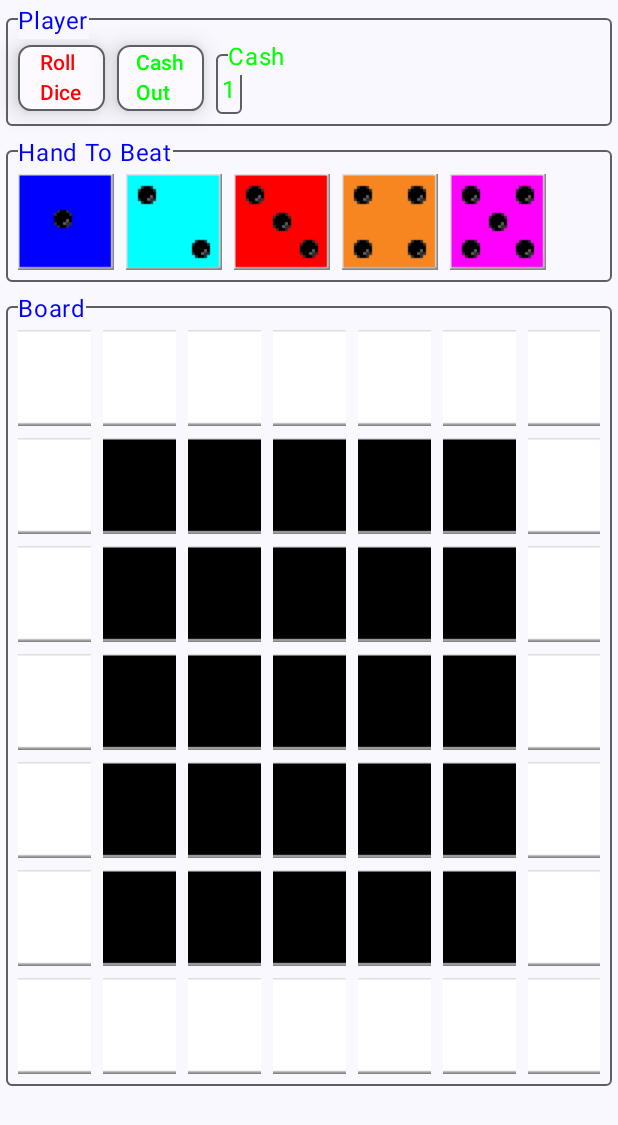
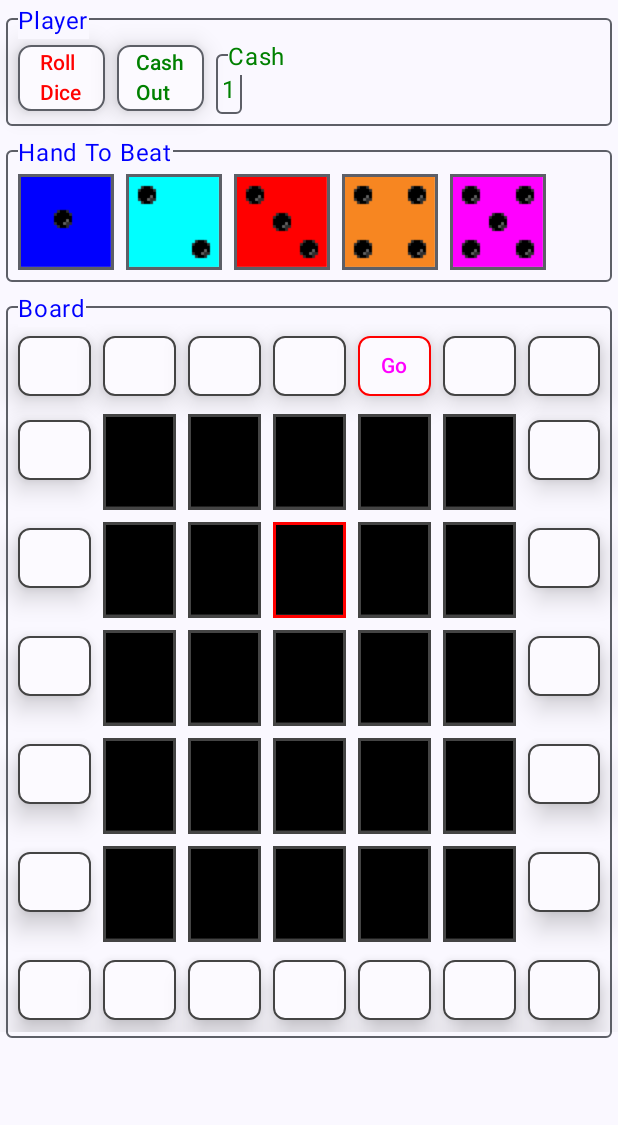
Before and after one commit to pstorli/PokerDice, an Android app built with Jetpack Compose: the screen it shows after launch (MainActivity), after a tap on "Roll Dice", on a phone screen of 412 x 824 dp. Shown: the top 1125 px of the screen. Run offline under Robolectric (Android 15) with nearby library versions, the phone set to English and light mode, and no system bars.

Commit message:
Added text, textColor and borderColor properties

```diff
--- a/app/src/main/java/com/pstorli/pokerdice/ui/composeables/Board.kt
+++ b/app/src/main/java/com/pstorli/pokerdice/ui/composeables/Board.kt
@@ -7,8 +7,10 @@ import androidx.compose.ui.platform.LocalContext
 import androidx.compose.ui.res.stringResource
 import com.pstorli.pokerdice.R
 import com.pstorli.pokerdice.model.PokerViewModel
+import com.pstorli.pokerdice.ui.viewmodel.PokerEvent
 import com.pstorli.pokerdice.util.Consts
 import com.pstorli.pokerdice.util.Consts.BOARD_SIZE
+import com.pstorli.pokerdice.util.Consts.debug
 import com.pstorli.pokerdice.util.Consts.isEdgeSquare
 
 @Composable
@@ -20,14 +22,30 @@ fun Board (pokerViewModel: PokerViewModel) {
     ) {
         LazyVerticalGrid(columns = GridCells.Fixed(BOARD_SIZE)) {
             items(pokerViewModel.board.value.size) { index ->
-                // Get the dice associated with this square.
-                val dice  = pokerViewModel.board.value.get(index)
+                // Treat edge squares differently than dice squares.
+                if (isEdgeSquare (index)) {
+                    // Color will be either edge color or dice color?
+                    val color = Consts.color(Consts.COLOR_EDGE_NAME, LocalContext.current)
 
-                // Color will be either edge color or dice color?
-                val color = if (isEdgeSquare (index)) Consts.color(Consts.COLOR_EDGE_NAME, LocalContext.current) else pokerViewModel.getColor(dice)
+                    // Use PokerButton for edge squares.
+                    PokerButton(
+                        name        = pokerViewModel.getText (index),
+                        textColor   = pokerViewModel.getTextColor (index),
+                        borderColor = pokerViewModel.getBorderColor (index),
+                        onClick     = {
+                            debug ("They clicked on the edge $index.")
 
-                // Now create the dice.
-                createDice(dice, color, pokerViewModel)
+                            // They clicked the button on a board square.
+                            pokerViewModel.onEvent(PokerEvent.BoardClickEvent (index))
+                        })
+                }
+                else {
+                    // Get the dice associated with this square.
+                    val dice = pokerViewModel.board.value.get(index)
+
+                    // Now create the dice.
+                    createDice(dice, pokerViewModel.getColor(dice), pokerViewModel.getBorderColor (index))
+                }
             }
         }
     }
--- a/app/src/main/java/com/pstorli/pokerdice/ui/composeables/Misc.kt
+++ b/app/src/main/java/com/pstorli/pokerdice/ui/composeables/Dice.kt
@@ -1,11 +1,15 @@
 package com.pstorli.pokerdice.ui.composeables
 
+import androidx.compose.foundation.BorderStroke
 import androidx.compose.foundation.Image
 import androidx.compose.foundation.background
+import androidx.compose.foundation.border
 import androidx.compose.foundation.layout.padding
+import androidx.compose.material3.MaterialTheme
 import androidx.compose.runtime.Composable
 import androidx.compose.ui.Modifier
 import androidx.compose.ui.graphics.Color
+import androidx.compose.ui.graphics.RectangleShape
 import androidx.compose.ui.layout.ContentScale
 import androidx.compose.ui.res.painterResource
 import androidx.compose.ui.res.stringResource
@@ -14,6 +18,7 @@ import com.pstorli.pokerdice.R
 import com.pstorli.pokerdice.domain.model.Dice
 import com.pstorli.pokerdice.model.PokerViewModel
 import com.pstorli.pokerdice.resId
+import com.pstorli.pokerdice.util.Consts.BORDER_DEFAULT_WIDTH_VAL
 import com.pstorli.pokerdice.util.Consts.DICE_FIVE
 import com.pstorli.pokerdice.util.Consts.DICE_FOUR
 import com.pstorli.pokerdice.util.Consts.DICE_ONE
@@ -32,13 +37,13 @@ import com.pstorli.pokerdice.util.Consts.DICE_ZERO
 @Composable
 fun createDice (num: Int, pokerViewModel: PokerViewModel) {
     when (num) {
-        DICE_ZERO   -> createDice (Dice.Zero,   pokerViewModel.getColor(Dice.Zero),     pokerViewModel)
-        DICE_ONE    -> createDice (Dice.One,    pokerViewModel.getColor(Dice.One),      pokerViewModel)
-        DICE_TWO    -> createDice (Dice.Two,    pokerViewModel.getColor(Dice.Two),      pokerViewModel)
-        DICE_THREE  -> createDice (Dice.Three,  pokerViewModel.getColor(Dice.Three),    pokerViewModel)
-        DICE_FOUR   -> createDice (Dice.Four,   pokerViewModel.getColor(Dice.Four),     pokerViewModel)
-        DICE_FIVE   -> createDice (Dice.Five,   pokerViewModel.getColor(Dice.Five),     pokerViewModel)
-        DICE_SIX    -> createDice (Dice.Six,    pokerViewModel.getColor(Dice.Six),      pokerViewModel)
+        DICE_ZERO   -> createDice (Dice.Zero,   pokerViewModel.getColor(Dice.Zero))
+        DICE_ONE    -> createDice (Dice.One,    pokerViewModel.getColor(Dice.One))
+        DICE_TWO    -> createDice (Dice.Two,    pokerViewModel.getColor(Dice.Two))
+        DICE_THREE  -> createDice (Dice.Three,  pokerViewModel.getColor(Dice.Three))
+        DICE_FOUR   -> createDice (Dice.Four,   pokerViewModel.getColor(Dice.Four))
+        DICE_FIVE   -> createDice (Dice.Five,   pokerViewModel.getColor(Dice.Five))
+        DICE_SIX    -> createDice (Dice.Six,    pokerViewModel.getColor(Dice.Six))
     }
 }
 
@@ -46,11 +51,14 @@ fun createDice (num: Int, pokerViewModel: PokerViewModel) {
  * Create a dice image.
  */
 @Composable
-fun createDice (dice: Dice, color: Color, pokerViewModel: PokerViewModel) {
+fun createDice (dice: Dice, backColor: Color, borderColor: Color=MaterialTheme.colorScheme.outline) {
     Image (
         painterResource(dice.resId()),
         contentDescription  = stringResource(R.string.dice_image, dice.name),
         contentScale        = ContentScale.Crop,
-        modifier            = Modifier.padding(4.dp).background(color)
+        modifier            = Modifier.padding(4.dp).background(backColor).border (
+            BorderStroke(BORDER_DEFAULT_WIDTH_VAL, borderColor),
+            RectangleShape
+        )
     )
 }
--- a/app/src/main/java/com/pstorli/pokerdice/ui/composeables/HandToBeat.kt
+++ b/app/src/main/java/com/pstorli/pokerdice/ui/composeables/HandToBeat.kt
@@ -16,7 +16,7 @@ fun HandToBeat (pokerViewModel: PokerViewModel) {
     ) {
         // Loop thru hand to beat.
         for (dice in pokerViewModel.handToBeat.value) {
-            createDice (dice, pokerViewModel.getColor(dice), pokerViewModel)
+            createDice (dice, pokerViewModel.getColor(dice))
         }
     }
 }
--- a/app/src/main/java/com/pstorli/pokerdice/ui/composeables/PlayerRow.kt
+++ b/app/src/main/java/com/pstorli/pokerdice/ui/composeables/PlayerRow.kt
@@ -19,9 +19,9 @@ fun PlayerRow (pokerViewModel: PokerViewModel) {
     ) {
         // Roll Dice
         PokerButton(
-            LocalContext.current.resources.getString(R.string.roll_dice),
-            Consts.color(Consts.COLOR_ROLL_DICE_NAME, LocalContext.current),
-            {
+            name        = LocalContext.current.resources.getString(R.string.roll_dice),
+            textColor   = Consts.color(Consts.COLOR_ROLL_DICE_NAME, LocalContext.current),
+            onClick     = {
                 "Roll dice pressed.".debug()
 
                 // They clicked the button.
@@ -30,9 +30,9 @@ fun PlayerRow (pokerViewModel: PokerViewModel) {
 
         // Cash Out
         PokerButton(
-            LocalContext.current.resources.getString(R.string.cash_out),
-            Consts.color(Consts.COLOR_CASH_OUT_NAME, LocalContext.current),
-            {
+            name        = LocalContext.current.resources.getString(R.string.cash_out),
+            textColor   = Consts.color(Consts.COLOR_CASH_OUT_NAME, LocalContext.current),
+            onClick     = {
                 "Cash out pressed.".debug()
 
                 // They clicked the button.
--- a/app/src/main/java/com/pstorli/pokerdice/ui/composeables/PokerButton.kt
+++ b/app/src/main/java/com/pstorli/pokerdice/ui/composeables/PokerButton.kt
@@ -15,14 +15,14 @@ import androidx.compose.ui.unit.dp
 import com.pstorli.pokerdice.util.Consts
 @Composable
 @Suppress("UNUSED_PARAMETER")
-fun PokerButton (name: String, color: Color, onClick: () -> Unit, modifier: Modifier = Modifier) {
+fun PokerButton (name: String, textColor: Color, borderColor: Color=MaterialTheme.colorScheme.outline, onClick: () -> Unit) {
 
     OutlinedButton(
         onClick = {
             // Do that click thing.
             onClick.invoke()
         },
-        border = BorderStroke(1.dp, MaterialTheme.colorScheme.outline),
+        border = BorderStroke(1.dp, borderColor),
         colors = ButtonDefaults.outlinedButtonColors(contentColor = MaterialTheme.colorScheme.primary, containerColor = MaterialTheme.colorScheme.inverseOnSurface),
         elevation =  ButtonDefaults.buttonElevation(
             defaultElevation  = Consts.DEFAULT_ELEVATION_VAL,
@@ -34,6 +34,6 @@ fun PokerButton (name: String, color: Color, onClick: () -> Unit, modifier: Modi
         contentPadding  = PaddingValues(2.dp)
     )
     {
-        Text(text = name, color = color)
+        Text(text = name, color = textColor)
     }
 }
--- a/app/src/main/java/com/pstorli/pokerdice/ui/theme/Color.kt
+++ b/app/src/main/java/com/pstorli/pokerdice/ui/theme/Color.kt
@@ -11,24 +11,25 @@ val PurpleGrey40            = Color(0xFF625b71)
 val Pink40                  = Color(0xFF7D5260)
 
 // Custom colors.
+val DarkGreen               = Color(0xFF008000)
 val Orange                  = Color(0xFFF78621)
 val Pink                    = Color(0xFFFF00FF)
 val Silver                  = Color(0xFFC0C0C0)
-val White_Pale              = Color(0xFFDFDFDF)
+val PaleWhite               = Color(0xFFDFDFDF)
 
 // Named colors.
-val COLOR_DK_BACK           = White_Pale
-var COLOR_DK_BET_BORDER     = Color.Green
+val COLOR_DK_BACK           = PaleWhite
+var COLOR_DK_BET_BORDER     = DarkGreen
 var COLOR_DK_BORDER         = Color.DarkGray
-var COLOR_DK_CASH           = Color.Green
-var COLOR_DK_CASH_OUT       = Color.Green
+var COLOR_DK_CASH           = DarkGreen
+var COLOR_DK_CASH_OUT       = DarkGreen
 var COLOR_DK_EDGE           = Color.Black
 
-val COLOR_LT_BACK           = White_Pale
-var COLOR_LT_BET_BORDER     = Color.Green
+val COLOR_LT_BACK           = PaleWhite
+var COLOR_LT_BET_BORDER     = DarkGreen
 var COLOR_LT_BORDER         = Color.DarkGray
-var COLOR_LT_CASH           = Color.Green
-var COLOR_LT_CASH_OUT       = Color.Green
+var COLOR_LT_CASH           = DarkGreen
+var COLOR_LT_CASH_OUT       = DarkGreen
 var COLOR_LT_EDGE           = Color.White
 
 // The default dark colors.
@@ -52,11 +53,11 @@ var COLOR_LT_DICE6          = Color.Yellow
 var COLOR_DK_HOLD_BORDER    = Pink
 var COLOR_DK_ROLL_DICE      = Color.Red
 var COLOR_DK_TEXT           = Color.White
-var COLOR_DK_ROLLS          = Color.Green
+var COLOR_DK_ROLLS          = DarkGreen
 var COLOR_DK_WON            = Color.Red
 
 var COLOR_LT_HOLD_BORDER    = Pink
 var COLOR_LT_ROLL_DICE      = Color.Red
 var COLOR_LT_TEXT           = Color.Blue
-var COLOR_LT_ROLLS          = Color.Green
+var COLOR_LT_ROLLS          = DarkGreen
 var COLOR_LT_WON            = Color.Red
--- a/app/src/main/java/com/pstorli/pokerdice/ui/viewmodel/PokerEvent.kt
+++ b/app/src/main/java/com/pstorli/pokerdice/ui/viewmodel/PokerEvent.kt
@@ -4,8 +4,9 @@ package com.pstorli.pokerdice.ui.viewmodel
  * This class handlers various user events.
  */
 sealed class PokerEvent {
-    object BetEvent        : PokerEvent ()
-    object CashOutEvent    : PokerEvent ()
-    object HoldEvent       : PokerEvent ()
-    object RollEvent       : PokerEvent ()
+    class BoardClickEvent(index: Int)   : PokerEvent()
+
+    object CashOutEvent                 : PokerEvent ()
+
+    object RollEvent                    : PokerEvent ()
 }
--- a/app/src/main/java/com/pstorli/pokerdice/ui/viewmodel/PokerViewModel.kt
+++ b/app/src/main/java/com/pstorli/pokerdice/ui/viewmodel/PokerViewModel.kt
@@ -32,6 +32,7 @@ import com.pstorli.pokerdice.util.Consts
 
 import com.pstorli.pokerdice.util.Consts.BOARD_SIZE
 import com.pstorli.pokerdice.util.Consts.GAME_SAVED
+import com.pstorli.pokerdice.util.Consts.NO_TEXT
 import com.pstorli.pokerdice.util.Consts.debug
 import com.pstorli.pokerdice.util.Persist
 import com.pstorli.pokerdice.util.Prefs
@@ -79,6 +80,10 @@ class PokerViewModel (application: Application) : AndroidViewModel(application)
     // The poker repo is used to save game state information.
     var pokerRepo: PokerRepo
 
+    val boardText           = Array<String>(BOARD_SIZE*BOARD_SIZE) { NO_TEXT }
+    val boardTextColor      = Array<Color> (BOARD_SIZE*BOARD_SIZE)  { Consts.color(Consts.COLOR_TEXT_NAME, getApplication()) }
+    val boardBorderColor    = Array<Color> (BOARD_SIZE*BOARD_SIZE)  { Consts.color(Consts.COLOR_BORDER_NAME, getApplication()) }
+
     // /////////////////////////////////////////////////////////////////////////////////////////////
     // First thing is to init the repo.
     // /////////////////////////////////////////////////////////////////////////////////////////////
@@ -94,11 +99,32 @@ class PokerViewModel (application: Application) : AndroidViewModel(application)
         if (prefs.getBool(GAME_SAVED)) {
             loadGame()
         }
+        else {
+            // TODO Test only!!!
+            boardText[4] = "Go"
+            boardTextColor[4] = Color.Magenta
+            boardBorderColor[4] = Color.Red
+
+            boardBorderColor[17] = Color.Red
+        }
+    }
+
+    // /////////////////////////////////////////////////////////////////////////////////////////////
+    // Shutdown
+    // /////////////////////////////////////////////////////////////////////////////////////////////
+
+    /**
+     * This method will be called when this ViewModel
+     * is no longer used and will be destroyed.
+     */
+    override fun onCleared() {
+        super.onCleared()
     }
 
     // /////////////////////////////////////////////////////////////////////////////////////////////
     // Game State
     // /////////////////////////////////////////////////////////////////////////////////////////////
+
     sealed class PokerUIState {
         object Loading : PokerUIState()
         class Loaded (val data: PokerViewModel) : PokerUIState()
@@ -211,15 +237,28 @@ class PokerViewModel (application: Application) : AndroidViewModel(application)
     }
 
     // /////////////////////////////////////////////////////////////////////////////////////////////
-    // Shutdown
+    // Helpful FUNctions
     // /////////////////////////////////////////////////////////////////////////////////////////////
 
     /**
-     * This method will be called when this ViewModel
-     * is no longer used and will be destroyed.
+     * Get the text to display for a particular square.
      */
-    override fun onCleared() {
-        super.onCleared()
+    fun getText (index: Int): String {
+        return boardText.get(index)
+    }
+
+    /**
+     * Get the text color to display for a particular square.
+     */
+    fun getTextColor (index: Int): Color {
+        return boardTextColor.get(index)
+    }
+
+    /**
+     * Get the text to display for a particular square.
+     */
+    fun getBorderColor (index: Int): Color {
+        return boardBorderColor.get(index)
     }
 
     // /////////////////////////////////////////////////////////////////////////////////////////////
@@ -233,53 +272,42 @@ class PokerViewModel (application: Application) : AndroidViewModel(application)
         "onEvent pokerEvent ${pokerEvent}".debug ()
         when (pokerEvent) {
             // Place your bets!
-            is PokerEvent.BetEvent -> {
-                betEvent ()
+            is PokerEvent.BoardClickEvent -> {
+                boardClickEvent (pokerEvent)
             }
 
             // Cash out!
             is PokerEvent.CashOutEvent -> {
-                cashOutEvent ()
-            }
-
-            // You gotta know when toi hold em!
-            is PokerEvent.HoldEvent -> {
-                holdEvent ()
+                cashOutEvent (pokerEvent)
             }
 
             // Roll them bones.
             is PokerEvent.RollEvent -> {
-                rollEvent ()
+                rollEvent (pokerEvent)
             }
         }
     }
 
     /**
-     * Place your bets!
-     */
-    fun betEvent () {
-
-    }
-
-    /**
      * Cash out!
      */
-    fun cashOutEvent () {
-
-    }
-
-    /**
-     * You gotta know when toi hold em!
-     */
-    fun holdEvent () {
+    fun cashOutEvent (pokerEvent: PokerEvent.CashOutEvent) {
 
     }
 
     /**
      * Roll them bones.
      */
-    fun rollEvent () {
+    fun rollEvent (pokerEvent: PokerEvent.RollEvent) {
         // TODO test
         cash++
     }
+
+    /**
+     * They clicked on the board.
+     */
+    fun boardClickEvent (pokerEvent: PokerEvent.BoardClickEvent) {
+
+    }
+
 }
--- a/app/src/main/java/com/pstorli/pokerdice/util/Consts.kt
+++ b/app/src/main/java/com/pstorli/pokerdice/util/Consts.kt
@@ -58,12 +58,13 @@ object Consts {
     val DICE_FIVE                       = 5
     val DICE_SIX                        = 6
 
-    val PRESSED_ELEVATION_VAL           = 15.dp
     val DISABLED_ELEVATION_VAL          = 0.dp
+    val NO_TEXT                         = ""
     val GAME_SAVED                      = "Game saved"
     val GREEN_NAME                      = "Green"
     val HUNDRED_VAL                     = 100
     val PADDING_DEFAULT_VAL             = 16.dp
+    val PRESSED_ELEVATION_VAL           = 15.dp
     val RED_NAME                        = "Red"
     val ROLLS_NAME                      = "Rolls"
     val ROUNDED_CORNER_SHAPE_PCT_VAL    = 20
```
Also changed, not shown: 1 other file.
